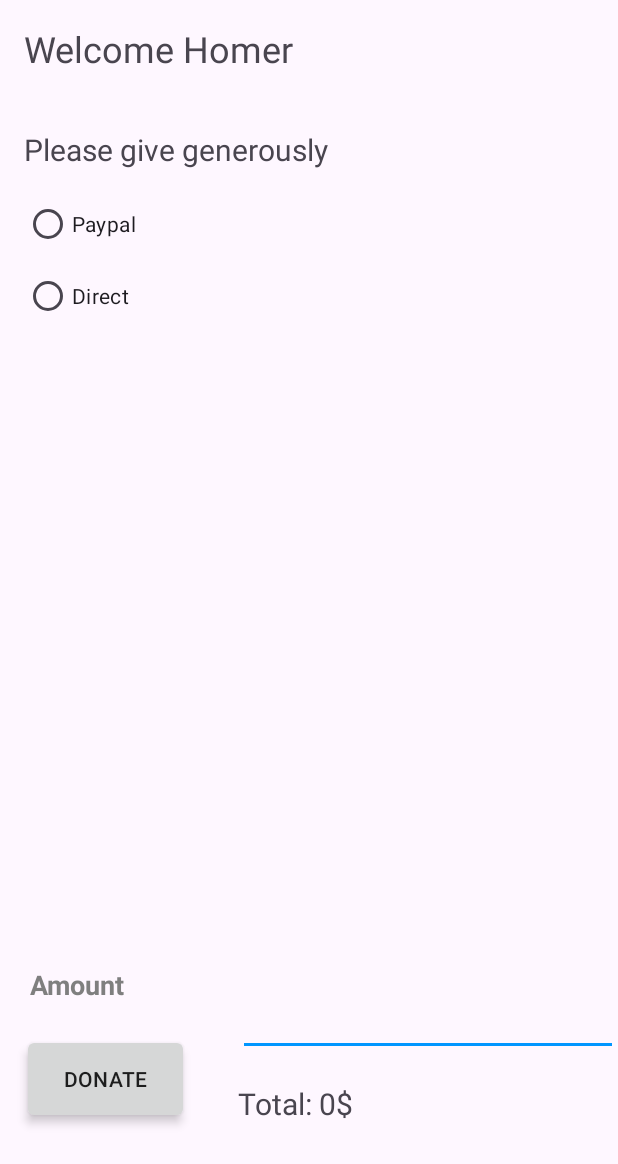
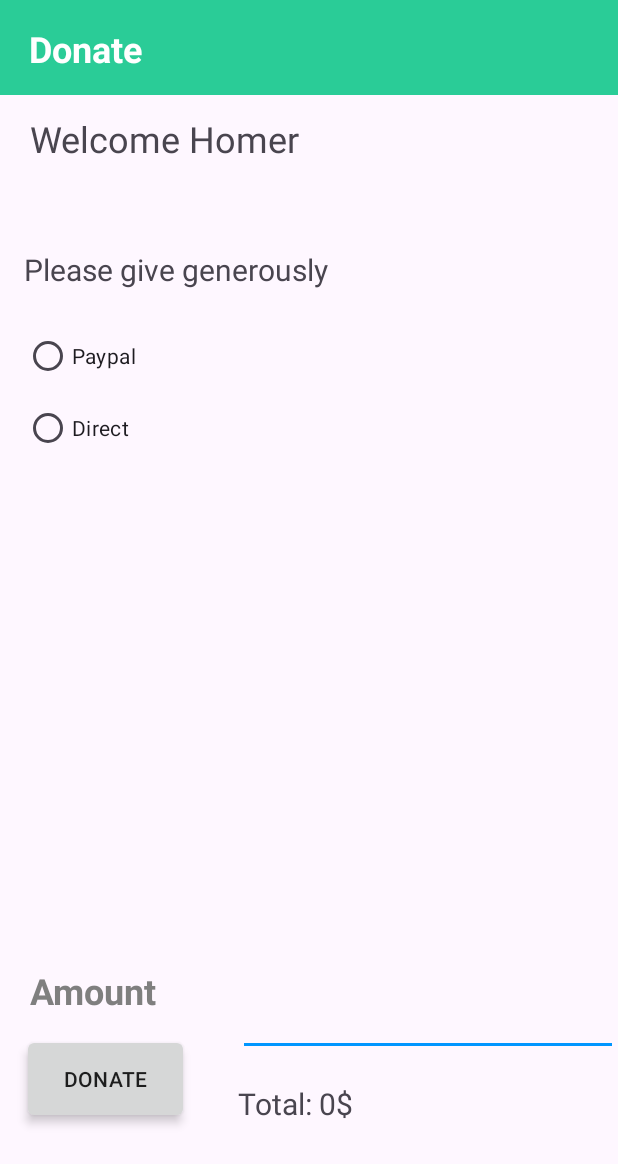
Before and after one commit to vmtuan12/MobDev_INT3120_20, an Android app: the screen it shows after launch (MainActivity), on a phone screen of 412 x 824 dp. Shown: the top 1164 px of the screen. Run offline under Robolectric (Android 15) with nearby library versions, the phone set to English and light mode, and no system bars; our stand-ins replace data binding.

Commit message:
homework week 1

```diff
--- a/w1/app/src/main/res/layout/activity_main.xml
+++ b/w1/app/src/main/res/layout/activity_main.xml
@@ -33,8 +33,8 @@
             android:id="@+id/welcome"
             android:layout_width="199dp"
             android:layout_height="62dp"
-            android:layout_marginStart="16dp"
-            android:layout_marginTop="16dp"
+            android:layout_marginStart="20dp"
+            android:layout_marginTop="76dp"
             android:text="Welcome Homer"
             android:textSize="24sp"
             app:layout_constraintStart_toStartOf="parent"
@@ -45,7 +45,7 @@
             android:layout_width="wrap_content"
             android:layout_height="wrap_content"
             android:layout_marginStart="16dp"
-            android:layout_marginTop="8dp"
+            android:layout_marginTop="28dp"
             android:text="Please give generously"
             android:textSize="20sp"
             app:layout_constraintStart_toStartOf="parent"
@@ -55,7 +55,7 @@
             android:layout_width="192dp"
             android:layout_height="105dp"
             android:layout_marginStart="16dp"
-            android:layout_marginTop="12dp"
+            android:layout_marginTop="20dp"
             app:layout_constraintStart_toStartOf="parent"
             app:layout_constraintTop_toBottomOf="@+id/give">
 
@@ -79,7 +79,7 @@
             android:layout_marginStart="20dp"
             android:text="Amount"
             android:textColor="#7f7f7f"
-            android:textSize="18sp"
+            android:textSize="24sp"
             android:textStyle="bold"
             app:layout_constraintBottom_toTopOf="@+id/button"
             app:layout_constraintStart_toStartOf="parent" />
@@ -110,5 +110,29 @@
             app:layout_constraintHorizontal_bias="0.467"
             app:layout_constraintStart_toEndOf="@+id/button" />
 
+        <androidx.appcompat.widget.Toolbar
+            android:id="@+id/toolbar"
+            android:layout_width="421dp"
+            android:layout_height="63dp"
+            android:background="#2acc97"
+            android:minHeight="?attr/actionBarSize"
+            android:theme="?attr/actionBarTheme"
+            app:layout_constraintEnd_toEndOf="parent"
+            app:layout_constraintStart_toStartOf="parent"
+            app:layout_constraintTop_toTopOf="parent" />
+
+        <TextView
+            android:id="@+id/toolbarTitle"
+            android:layout_width="100dp"
+            android:layout_height="34dp"
+            android:layout_marginStart="24dp"
+            android:layout_marginTop="16dp"
+            android:text="Donate"
+            android:textColor="@color/white"
+            android:textStyle="bold"
+            android:textSize="24sp"
+            app:layout_constraintStart_toStartOf="@+id/toolbar"
+            app:layout_constraintTop_toTopOf="parent" />
+
     </androidx.constraintlayout.widget.ConstraintLayout>
 </layout>
```
